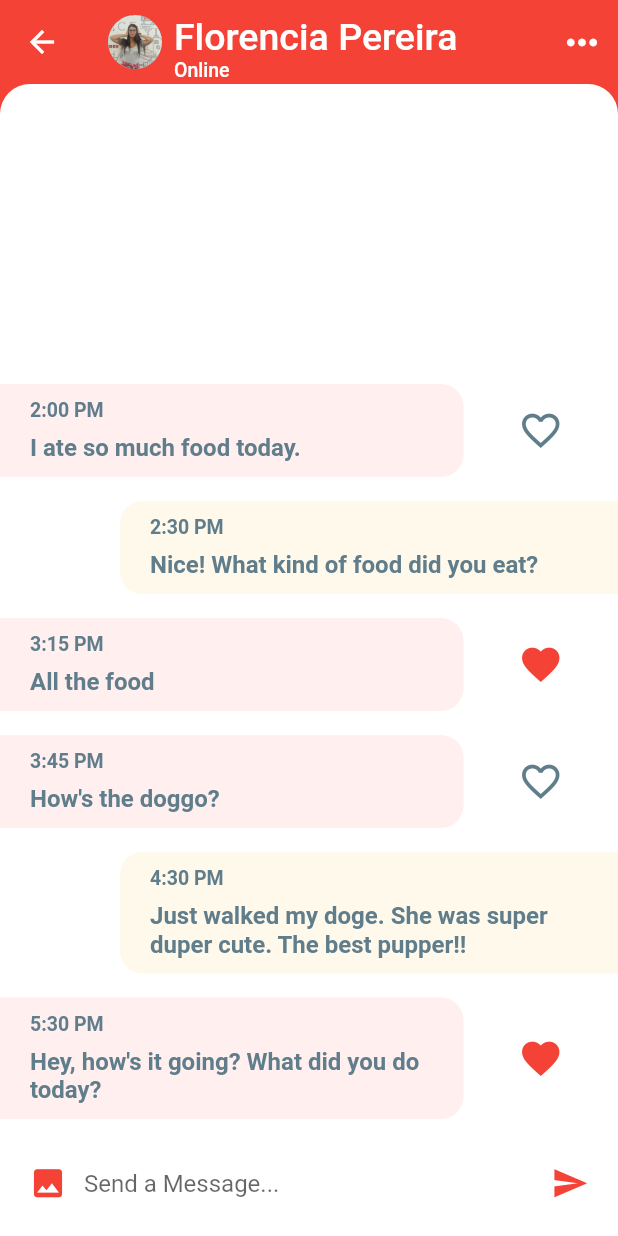
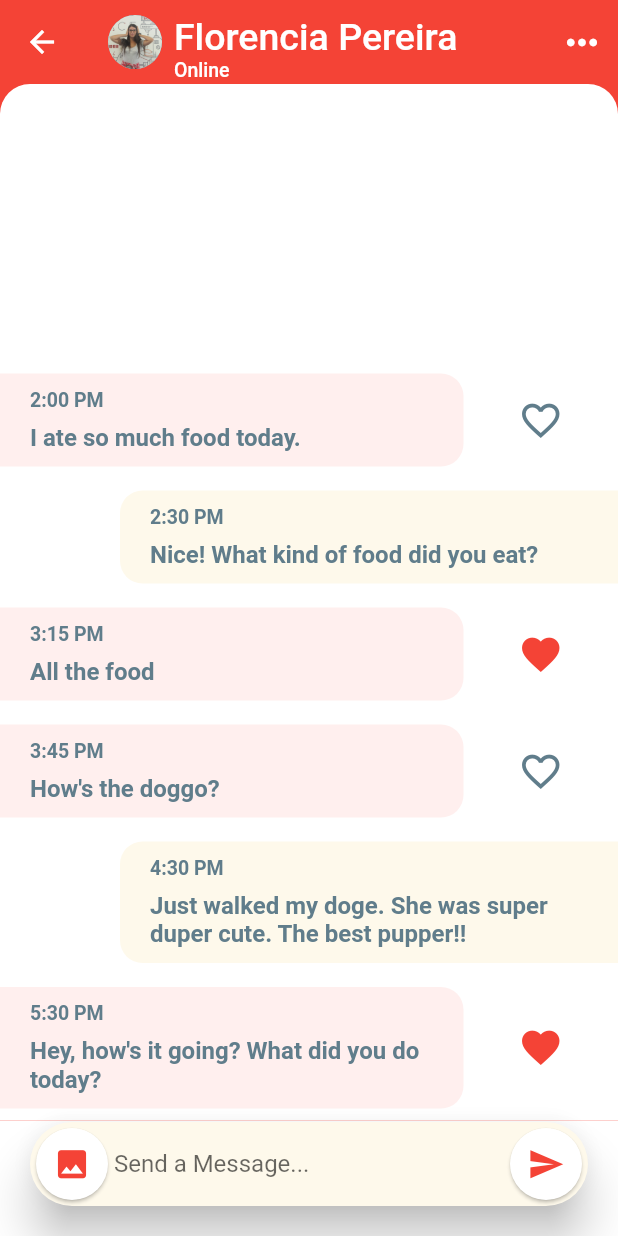
Before and after one commit to AbeOrigin/Flutter_Chat_Demo, a Flutter app: the screen it shows after launch, after a tap on "Florencia Pereira", on a phone screen of 412 x 824 dp. Run offline on Flutter 3.47's test engine with Material 2 defaults, Android fonts, the phone set to English and light mode, and no system bars.

Commit message:
Adjusting the text input to be more good looking.

```diff
--- a/lib/screens/chat_screen_screen.dart
+++ b/lib/screens/chat_screen_screen.dart
@@ -1,3 +1,5 @@
+import 'dart:ui' as prefix0;
+
 import 'package:chat_demo/models/user_mode.dart';
 import 'package:chat_demo/models/message_model.dart';
 import 'package:flutter/material.dart';
@@ -80,18 +82,34 @@ class _ChatScreenState extends State<ChatScreen> {
     );
   }
 
+  // need to refactor code to make the chat part of the main component
   _buildMessageComposer() {
     return Container(
-      padding: EdgeInsets.symmetric(horizontal: 8.0),
-      height: 70.0,
+      decoration: BoxDecoration(
         color: Colors.white,
+        border: Border(
+          top: BorderSide(color: Colors.white, style: BorderStyle.solid),
+        ),
+      ),
+      child: Card(
+        elevation: 13.0,
+        shape: RoundedRectangleBorder(
+          borderRadius: BorderRadius.circular(30.0),
+        ),
+        margin: EdgeInsets.only(right: 20.0, left: 20.0, bottom: 20.0),
+        color: Theme.of(context).accentColor,
         child: Row(
           children: <Widget>[
-          IconButton(
+            Card(
+              shape: RoundedRectangleBorder(
+                borderRadius: BorderRadius.circular(30.0),
+              ),
+              child: IconButton(
                 icon: Icon(Icons.photo),
                 iconSize: 25.0,
                 color: Theme.of(context).primaryColor,
                 onPressed: () {},
+              ),
             ),
             Expanded(
               child: TextField(
@@ -101,13 +119,19 @@ class _ChatScreenState extends State<ChatScreen> {
                     InputDecoration.collapsed(hintText: 'Send a Message...'),
               ),
             ),
-          IconButton(
+            Card(
+              shape: RoundedRectangleBorder(
+                borderRadius: BorderRadius.circular(30.0),
+              ),
+              child: IconButton(
                 icon: Icon(Icons.send),
                 iconSize: 25.0,
                 color: Theme.of(context).primaryColor,
                 onPressed: () {},
+              ),
             )
           ],
+        ),
       ),
     );
   }
@@ -214,7 +238,8 @@ class _ChatScreenState extends State<ChatScreen> {
                       return _buildMessage(message, isMe);
                     },
                   ),
-                  )),
+                ),
+              ),
             ),
             _buildMessageComposer(),
           ],
```
Lines whose indentation alone changed are shown as unchanged.
